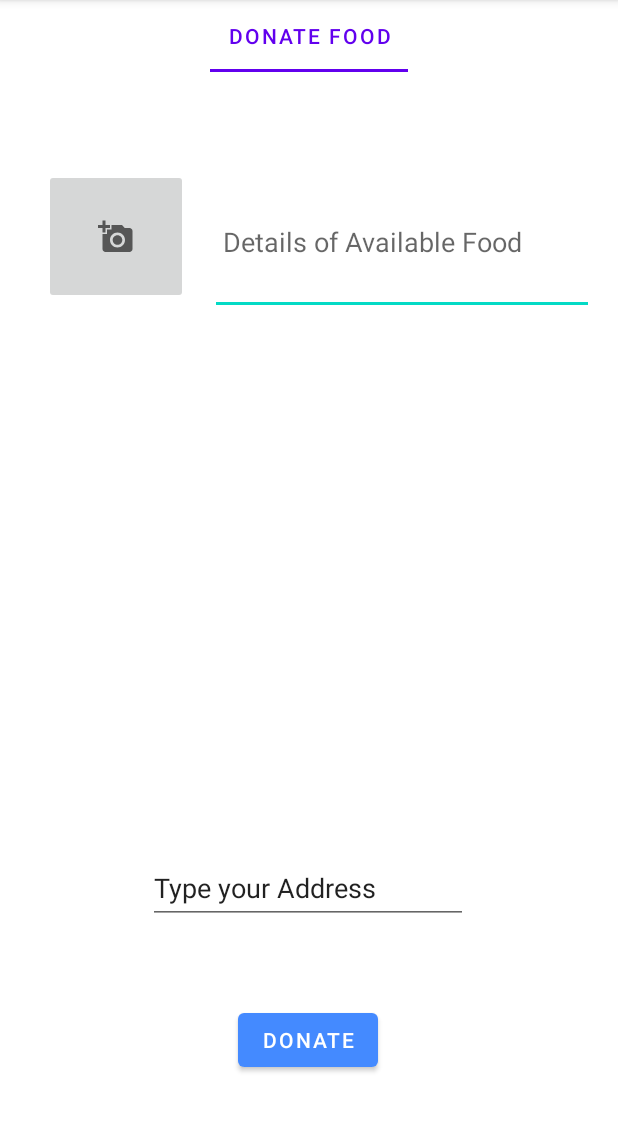
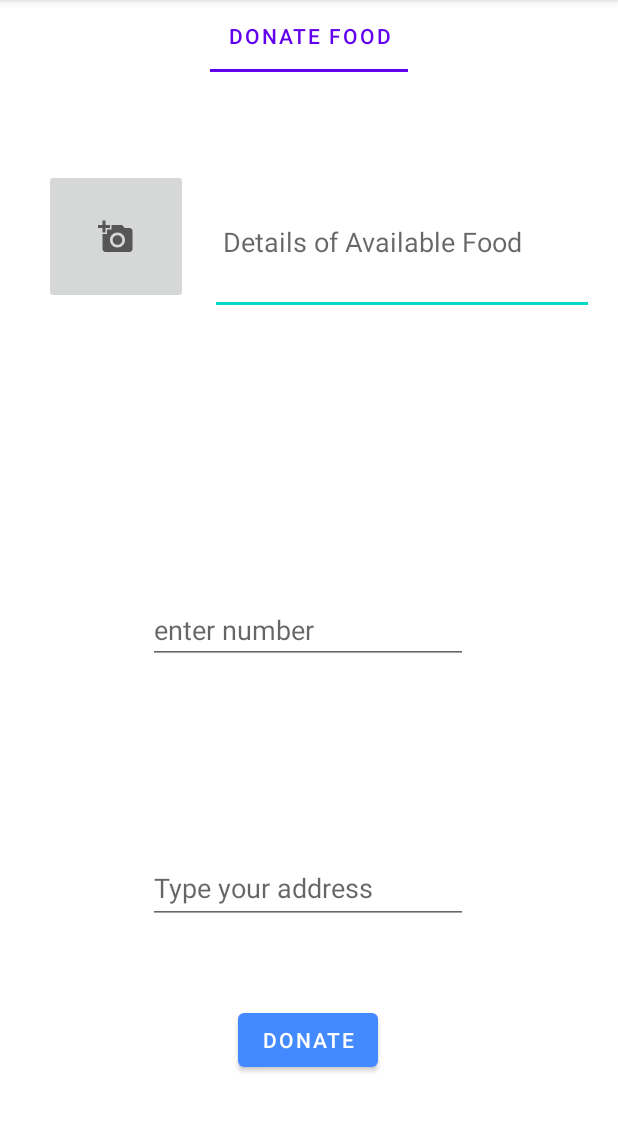
Before and after one commit to mycs2635/Food_Organizer-2, an Android app: the Donation screen opened directly, with no data from a screen before it, on a phone screen of 412 x 824 dp, the part 84-1216 px from its top. Run offline under Robolectric (Android 15) with nearby library versions, the phone set to English and light mode, and no system bars; our stand-ins replace Firebase (no records; nobody signed in at launch, a user with empty details on screens opened directly).

Commit message:
food firebase added

```diff
--- a/app/src/main/java/com/example/food_organizer/Collect.java
+++ b/app/src/main/java/com/example/food_organizer/Collect.java
@@ -3,6 +3,8 @@ package com.example.food_organizer;
 import androidx.appcompat.app.AppCompatActivity;
 
 import android.os.Bundle;
+import android.widget.ArrayAdapter;
+import android.widget.Spinner;
 
 public class Collect extends AppCompatActivity {
 
@@ -10,5 +12,6 @@ public class Collect extends AppCompatActivity {
     protected void onCreate(Bundle savedInstanceState) {
         super.onCreate(savedInstanceState);
         setContentView(R.layout.activity_collect);
+
     }
 }
--- a/app/src/main/java/com/example/food_organizer/Donation.java
+++ b/app/src/main/java/com/example/food_organizer/Donation.java
@@ -3,12 +3,51 @@ package com.example.food_organizer;
 import androidx.appcompat.app.AppCompatActivity;
 
 import android.os.Bundle;
+import android.view.View;
+import android.widget.Button;
+import android.widget.TextView;
+import android.widget.Toast;
+
+import com.google.firebase.database.DatabaseReference;
+import com.google.firebase.database.FirebaseDatabase;
 
 public class Donation extends AppCompatActivity {
-
+Button donate;
+TextView address,description,phone;
+DatabaseReference ref;
     @Override
     protected void onCreate(Bundle savedInstanceState) {
         super.onCreate(savedInstanceState);
         setContentView(R.layout.activity_donation);
+        donate=findViewById(R.id.bt_donate);
+        address=findViewById(R.id.ed_address);
+        description=findViewById(R.id.ed_food_details);
+        phone=findViewById(R.id.ed_number);
+        donate.setOnClickListener(new View.OnClickListener() {
+            @Override
+            public void onClick(View view) {
+                ref=FirebaseDatabase.getInstance().getReference().child("donation");
+                Donationdetails d=new Donationdetails(address.getText().toString(),description.getText().toString(),phone.getText().toString());
+                try {
+                    ref.child(phone.getText().toString()).setValue(d);
+                }
+                catch(Exception e)  {
+                    Toast.makeText(Donation.this, e.getMessage(), Toast.LENGTH_SHORT).show();
+                    //no properties to serealize found on class donation details
+                }
+
+            }
+        });
     }
 }
+class Donationdetails{
+    String address;
+    String des;
+    String phone;
+
+    public Donationdetails(String address,String des,String phone) {
+        this.address = address;
+        this.des=des;
+        this.phone=phone;
+    }
+}
--- a/app/src/main/java/com/example/food_organizer/HomePage.java
+++ b/app/src/main/java/com/example/food_organizer/HomePage.java
@@ -20,12 +20,12 @@ public class HomePage extends AppCompatActivity {
         super.onCreate(savedInstanceState);
         setContentView(R.layout.activity_home_page);
         Intent intent = getIntent();
-
+        String Email = intent.getStringExtra("Email");
         String Name = intent.getStringExtra("Name");
         String Gender = intent.getStringExtra("Gender");
         String UserName = intent.getStringExtra("UserName");
         String Phone = intent.getStringExtra("Phone");
-        String Email = intent.getStringExtra("Email");
+
 
         ProfileFragment pf=new ProfileFragment();
         Bundle bundle = new Bundle();
@@ -35,6 +35,7 @@ public class HomePage extends AppCompatActivity {
         bundle.putString("Phone",Phone);
         bundle.putString("Email",Email);
         pf.setArguments(bundle);
+
 
 
 
--- a/app/src/main/res/layout/activity_collect.xml
+++ b/app/src/main/res/layout/activity_collect.xml
@@ -6,4 +6,5 @@
     android:layout_height="match_parent"
     tools:context=".Collect">
 
+
 </androidx.constraintlayout.widget.ConstraintLayout>
--- a/app/src/main/res/layout/activity_donation.xml
+++ b/app/src/main/res/layout/activity_donation.xml
@@ -59,9 +59,9 @@
         android:layout_height="wrap_content"
         android:height="50dp"
         android:ems="10"
+        android:hint="Type your address"
         android:inputType="textPersonName"
         android:minHeight="48dp"
-        android:text="Type your Address"
         app:layout_constraintBottom_toBottomOf="parent"
         app:layout_constraintEnd_toEndOf="parent"
         app:layout_constraintHorizontal_bias="0.497"
@@ -83,4 +83,18 @@
         app:layout_constraintTop_toBottomOf="@+id/tabLayout"
         app:layout_constraintVertical_bias="0.925" />
 
+    <EditText
+        android:id="@+id/ed_number"
+        android:layout_width="wrap_content"
+        android:layout_height="wrap_content"
+        android:ems="10"
+        android:hint="enter number"
+        android:inputType="phone"
+        app:layout_constraintBottom_toBottomOf="parent"
+        app:layout_constraintEnd_toEndOf="parent"
+        app:layout_constraintHorizontal_bias="0.497"
+        app:layout_constraintStart_toStartOf="parent"
+        app:layout_constraintTop_toTopOf="parent"
+        app:layout_constraintVertical_bias="0.55" />
+
 </androidx.constraintlayout.widget.ConstraintLayout>
--- a/app/src/main/res/values/strings.xml
+++ b/app/src/main/res/values/strings.xml
@@ -23,6 +23,10 @@
     <string name="otp">OTP</string>
     <string name="verify">Verify</string>
     <string name="add">Add</string>
-
+  <array name="names">
+      <item>Onion</item>
+      <item>Banana</item>
+      <item>Apple</item>
+  </array>
 
 </resources>
```
Also changed, not shown: app/src/main/java/com/example/food_organizer/CreateProductPage.java (+6 -1 lines), app/src/main/java/com/example/food_organizer/LoginFragmentNew.java (+18 -7 lines), app/src/main/res/layout/activity_create_product_page.xml (+15 -10 lines).
